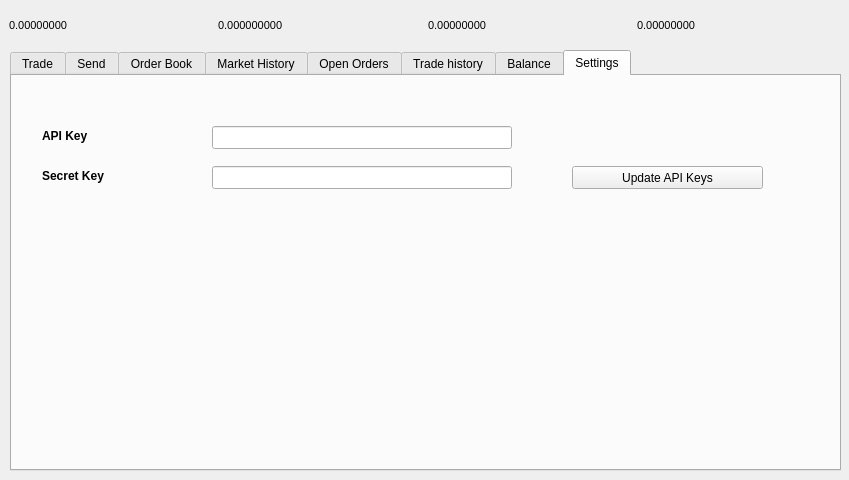
Above: src/qt/forms/tradingdialog.ui from transferdev/Transfercoin before the change. Below: the same form after it.
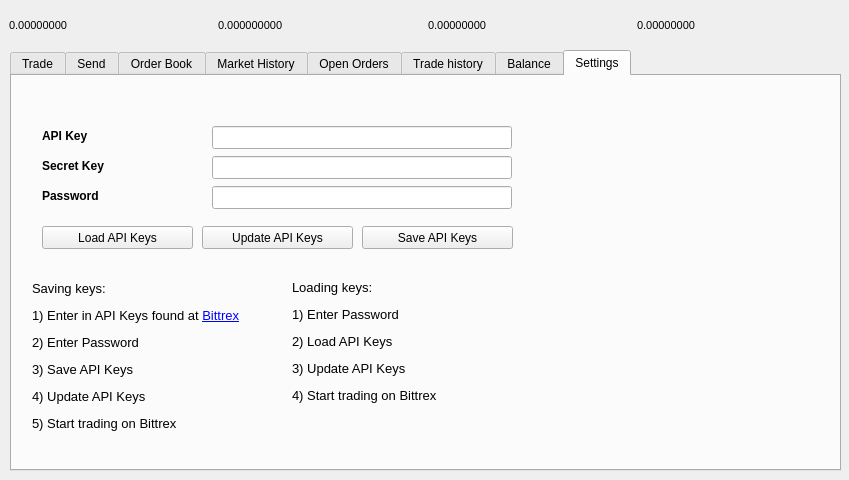
That is the form after the change. The open tabs and pages were chosen to show the change.

```diff
--- a/src/qt/forms/tradingdialog.ui
+++ b/src/qt/forms/tradingdialog.ui
@@ -4720,7 +4720,7 @@
      <property name="geometry">
       <rect>
        <x>30</x>
-       <y>90</y>
+       <y>80</y>
        <width>71</width>
        <height>20</height>
       </rect>
@@ -4758,7 +4758,7 @@
      <property name="geometry">
       <rect>
        <x>200</x>
-       <y>90</y>
+       <y>80</y>
        <width>300</width>
        <height>23</height>
       </rect>
@@ -4767,9 +4767,9 @@
     <widget class="QPushButton" name="UpdateKeys">
      <property name="geometry">
       <rect>
-       <x>560</x>
-       <y>90</y>
-       <width>191</width>
+       <x>190</x>
+       <y>150</y>
+       <width>151</width>
        <height>23</height>
       </rect>
      </property>
@@ -4777,6 +4777,104 @@
       <string>Update API Keys</string>
      </property>
     </widget>
+    <widget class="QPushButton" name="SaveKeys">
+     <property name="geometry">
+      <rect>
+       <x>350</x>
+       <y>150</y>
+       <width>151</width>
+       <height>23</height>
+      </rect>
+     </property>
+     <property name="text">
+      <string>Save API Keys</string>
+     </property>
+    </widget>
+    <widget class="QPushButton" name="LoadKeys">
+     <property name="geometry">
+      <rect>
+       <x>30</x>
+       <y>150</y>
+       <width>151</width>
+       <height>23</height>
+      </rect>
+     </property>
+     <property name="text">
+      <string>Load API Keys</string>
+     </property>
+    </widget>
+    <widget class="QLabel" name="label232_16">
+     <property name="geometry">
+      <rect>
+       <x>20</x>
+       <y>200</y>
+       <width>231</width>
+       <height>161</height>
+      </rect>
+     </property>
+     <property name="font">
+      <font>
+       <pointsize>10</pointsize>
+       <weight>50</weight>
+       <bold>false</bold>
+      </font>
+     </property>
+     <property name="text">
+      <string>&lt;html&gt;&lt;head/&gt;&lt;body&gt;&lt;p&gt;Saving keys:&lt;/p&gt;&lt;p&gt;1) Enter in API Keys found at &lt;a href=&quot;https://bittrex.com/Account/ManageApiKey&quot;&gt;&lt;span style=&quot; text-decoration: underline; color:#0000ff;&quot;&gt;Bittrex&lt;/span&gt;&lt;/a&gt;&lt;/p&gt;&lt;p&gt;2) Enter Password&lt;/p&gt;&lt;p&gt;3) Save API Keys&lt;/p&gt;&lt;p&gt;4) Update API Keys&lt;/p&gt;&lt;p&gt;5) Start trading on Bittrex&lt;/p&gt;&lt;/body&gt;&lt;/html&gt;</string>
+     </property>
+    </widget>
+    <widget class="QLabel" name="label232_17">
+     <property name="geometry">
+      <rect>
+       <x>280</x>
+       <y>190</y>
+       <width>221</width>
+       <height>151</height>
+      </rect>
+     </property>
+     <property name="font">
+      <font>
+       <pointsize>10</pointsize>
+       <weight>50</weight>
+       <bold>false</bold>
+      </font>
+     </property>
+     <property name="text">
+      <string>&lt;html&gt;&lt;head/&gt;&lt;body&gt;&lt;p&gt;Loading keys:&lt;/p&gt;&lt;p&gt;1) Enter Password&lt;/p&gt;&lt;p&gt;2) Load API Keys&lt;/p&gt;&lt;p&gt;3) Update API Keys&lt;/p&gt;&lt;p&gt;4) Start trading on Bittrex&lt;/p&gt;&lt;/body&gt;&lt;/html&gt;</string>
+     </property>
+    </widget>
+    <widget class="QLabel" name="label_28">
+     <property name="geometry">
+      <rect>
+       <x>30</x>
+       <y>110</y>
+       <width>71</width>
+       <height>20</height>
+      </rect>
+     </property>
+     <property name="font">
+      <font>
+       <weight>75</weight>
+       <bold>true</bold>
+      </font>
+     </property>
+     <property name="text">
+      <string>Password</string>
+     </property>
+    </widget>
+    <widget class="QLineEdit" name="PasswordInput">
+     <property name="geometry">
+      <rect>
+       <x>200</x>
+       <y>110</y>
+       <width>300</width>
+       <height>23</height>
+      </rect>
+     </property>
+     <property name="echoMode">
+      <enum>QLineEdit::Password</enum>
+     </property>
+    </widget>
     <zorder>label</zorder>
     <zorder>ApiKeyInput</zorder>
     <zorder>label_2</zorder>
```
Left out of the diff: 8 changed lines with no effect on the pictures.
